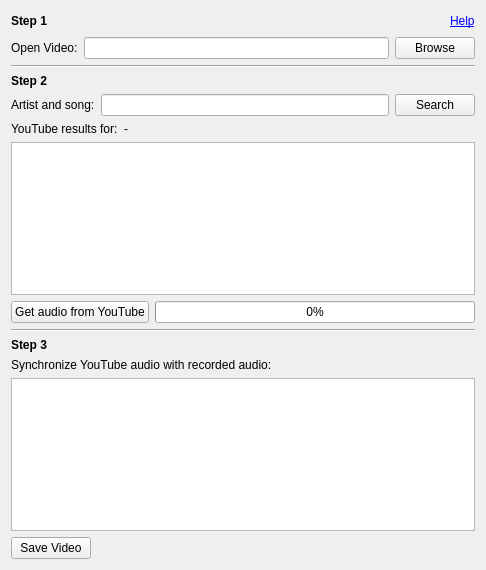
harjoc/soundfix, file soundfix.ui: the form before one commit.
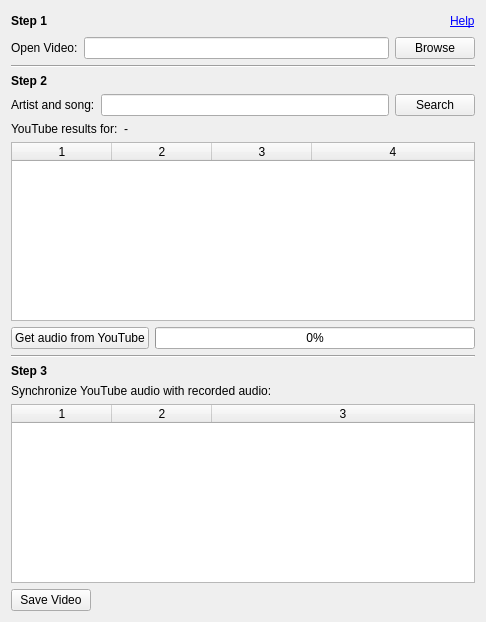
The form after the commit.

Commit message: display youtube results

```diff
--- a/soundfix.ui
+++ b/soundfix.ui
@@ -7,7 +7,7 @@
     <x>0</x>
     <y>0</y>
     <width>486</width>
-    <height>570</height>
+    <height>622</height>
    </rect>
   </property>
   <property name="windowTitle">
@@ -145,13 +145,44 @@
      </layout>
     </item>
     <item>
-     <widget class="QTableView" name="resultsTable">
-      <attribute name="horizontalHeaderVisible">
+     <widget class="QTableWidget" name="youtubeTable">
+      <property name="selectionMode">
+       <enum>QAbstractItemView::NoSelection</enum>
+      </property>
+      <property name="selectionBehavior">
+       <enum>QAbstractItemView::SelectRows</enum>
+      </property>
+      <property name="verticalScrollMode">
+       <enum>QAbstractItemView::ScrollPerPixel</enum>
+      </property>
+      <property name="gridStyle">
+       <enum>Qt::SolidLine</enum>
+      </property>
+      <property name="wordWrap">
        <bool>false</bool>
+      </property>
+      <property name="rowCount">
+       <number>0</number>
+      </property>
+      <property name="columnCount">
+       <number>4</number>
+      </property>
+      <attribute name="horizontalHeaderHighlightSections">
+       <bool>false</bool>
+      </attribute>
+      <attribute name="horizontalHeaderStretchLastSection">
+       <bool>true</bool>
       </attribute>
       <attribute name="verticalHeaderVisible">
        <bool>false</bool>
       </attribute>
+      <attribute name="verticalHeaderHighlightSections">
+       <bool>false</bool>
+      </attribute>
+      <column/>
+      <column/>
+      <column/>
+      <column/>
      </widget>
     </item>
     <item>
@@ -206,7 +237,26 @@
      </widget>
     </item>
     <item>
-     <widget class="QTableView" name="syncTable"/>
+     <widget class="QTableWidget" name="offsetsTable">
+      <property name="wordWrap">
+       <bool>false</bool>
+      </property>
+      <property name="rowCount">
+       <number>0</number>
+      </property>
+      <property name="columnCount">
+       <number>3</number>
+      </property>
+      <attribute name="horizontalHeaderStretchLastSection">
+       <bool>true</bool>
+      </attribute>
+      <attribute name="verticalHeaderVisible">
+       <bool>false</bool>
+      </attribute>
+      <column/>
+      <column/>
+      <column/>
+     </widget>
     </item>
     <item>
      <widget class="QPushButton" name="saveBtn">
```
The commit also changes 3 other files.
